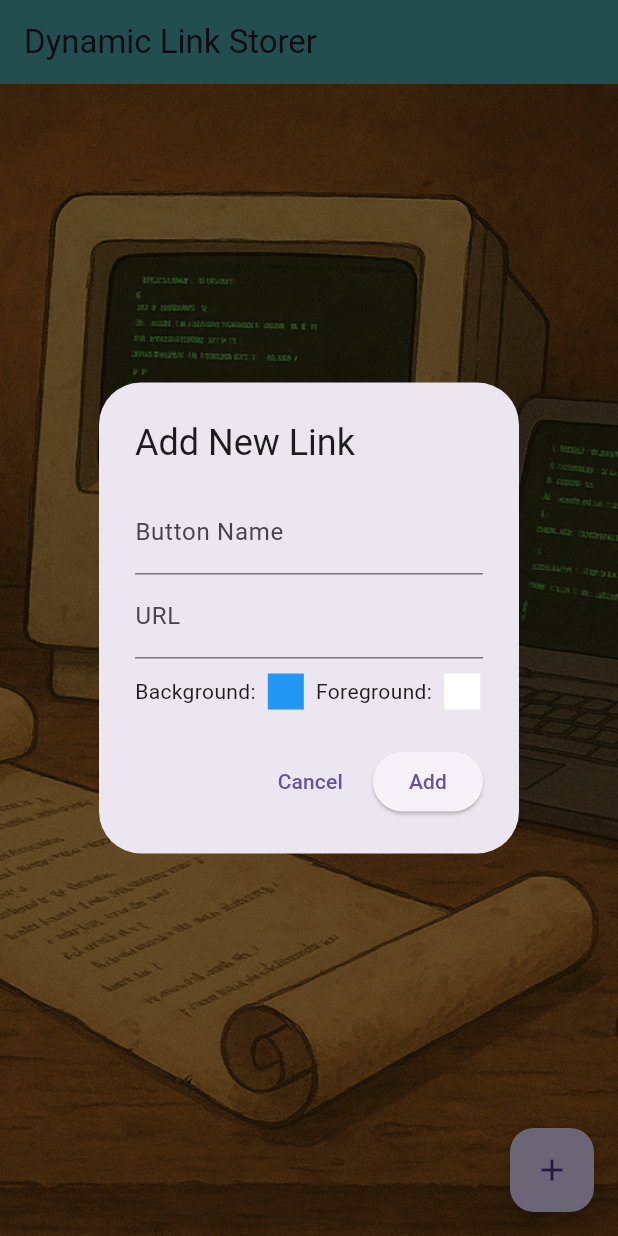
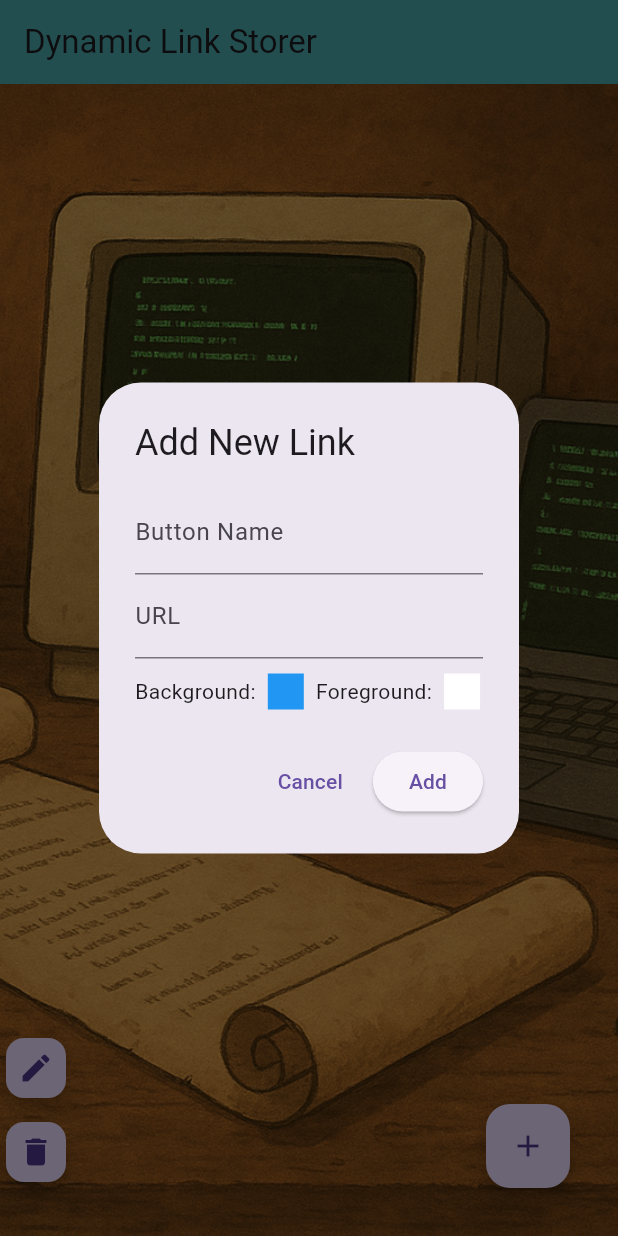
Before and after one commit to lenarduzziadam/DynamicLinkSaver, a Flutter app: the screen it shows after launch, after a tap on the "add" icon, on a phone screen of 412 x 824 dp. Run offline on Flutter 3.47's test engine with Material 3 defaults, Android fonts, the phone set to English and light mode, and no system bars; our stand-ins replace flutter_colorpicker, shared_preferences.

Commit message:
Added edit and delete button

```diff
--- a/lib/main.dart
+++ b/lib/main.dart
@@ -61,6 +61,42 @@ class MyHomePage extends StatefulWidget {
 
 
 class _MyHomePageState extends State<MyHomePage> {
+  // Mode: null = normal, 'edit' = editing, 'delete' = deleting
+  String? _actionMode;
+
+  void _startActionMode(String mode) {
+    setState(() {
+      _actionMode = mode;
+    });
+  }
+
+  void _exitActionMode() {
+    setState(() {
+      _actionMode = null;
+    });
+  }
+
+  void _deleteLink(int index) {
+    setState(() {
+      _links.removeAt(index);
+    });
+    _saveLinks();
+    _exitActionMode();
+  }
+
+  void _editLink(int index) {
+    final entry = _links[index];
+    _showAddLinkDialog(
+      initial: entry,
+      onSave: (updated) {
+        setState(() {
+          _links[index] = updated;
+        });
+        _saveLinks();
+        _exitActionMode();
+      },
+    );
+  }
   List<LinkEntry> _links = [];
 
   @override
@@ -90,11 +126,11 @@ class _MyHomePageState extends State<MyHomePage> {
     _saveLinks();
   }
 
-  void _showAddLinkDialog() {
-    final nameController = TextEditingController();
-    final urlController = TextEditingController();
-    Color backgroundColor = Colors.blue;
-    Color foregroundColor = Colors.white;
+  void _showAddLinkDialog({LinkEntry? initial, void Function(LinkEntry)? onSave}) {
+    final nameController = TextEditingController(text: initial?.name ?? '');
+    final urlController = TextEditingController(text: initial?.url ?? '');
+    Color backgroundColor = initial?.backgroundColor ?? Colors.blue;
+    Color foregroundColor = initial?.foregroundColor ?? Colors.white;
 
     showDialog(
       context: context,
@@ -102,7 +138,7 @@ class _MyHomePageState extends State<MyHomePage> {
         return StatefulBuilder(
           builder: (context, setState) {
             return AlertDialog(
-              title: const Text('Add New Link'),
+              title: Text(initial == null ? 'Add New Link' : 'Edit Link'),
               content: SingleChildScrollView(
                 child: Column(
                   mainAxisSize: MainAxisSize.min,
@@ -172,16 +208,21 @@ class _MyHomePageState extends State<MyHomePage> {
                 ElevatedButton(
                   onPressed: () {
                     if (nameController.text.isNotEmpty && urlController.text.isNotEmpty) {
-                      _addLink(LinkEntry(
+                      final newEntry = LinkEntry(
                         name: nameController.text,
                         url: urlController.text,
                         backgroundColor: backgroundColor,
                         foregroundColor: foregroundColor,
-                      ));
+                      );
+                      if (onSave != null) {
+                        onSave(newEntry);
+                      } else {
+                        _addLink(newEntry);
+                      }
                       Navigator.of(context).pop();
                     }
                   },
-                  child: const Text('Add'),
+                  child: Text(initial == null ? 'Add' : 'Save'),
                 ),
               ],
             );
@@ -221,22 +262,47 @@ class _MyHomePageState extends State<MyHomePage> {
               child: Column(
                 mainAxisAlignment: MainAxisAlignment.center,
                 children: [
-                  ..._links.map((entry) => Padding(
+                  ..._links.asMap().entries.map((entry) {
+                    final idx = entry.key;
+                    final link = entry.value;
+                    return Padding(
                       padding: const EdgeInsets.symmetric(vertical: 8.0),
                       child: ElevatedButton(
-                          onPressed: () => _launchURL(entry.url),
+                        onPressed: () {
+                          if (_actionMode == 'delete') {
+                            _deleteLink(idx);
+                          } else if (_actionMode == 'edit') {
+                            _editLink(idx);
+                          } else {
+                            _launchURL(link.url);
+                          }
+                        },
                         style: ElevatedButton.styleFrom(
-                            backgroundColor: entry.backgroundColor,
-                            foregroundColor: entry.foregroundColor,
+                          backgroundColor: link.backgroundColor,
+                          foregroundColor: link.foregroundColor,
                           elevation: 5,
+                          side: _actionMode != null
+                              ? const BorderSide(color: Colors.red, width: 2)
+                              : null,
                         ),
-                          child: Text(entry.name),
+                        child: Text(link.name),
                       ),
-                      )),
+                    );
+                  }),
                   if (_links.isEmpty)
                     const Padding(
                       padding: EdgeInsets.all(16.0),
                       child: Text('No links yet. Tap + to add one!'),
+                    ),
+                  if (_actionMode != null)
+                    Padding(
+                      padding: const EdgeInsets.all(8.0),
+                      child: Text(
+                        _actionMode == 'edit'
+                            ? 'Tap a link to edit it'
+                            : 'Tap a link to delete it',
+                        style: const TextStyle(color: Colors.red, fontWeight: FontWeight.bold),
+                      ),
                     ),
                 ],
               ),
@@ -244,9 +310,59 @@ class _MyHomePageState extends State<MyHomePage> {
           ),
         ],
       ),
-      floatingActionButton: FloatingActionButton(
-        onPressed: _showAddLinkDialog,
+      floatingActionButton: Stack(
+        children: [
+          // Add button (bottom right)
+          Align(
+            alignment: Alignment.bottomRight,
+            child: Padding(
+              padding: const EdgeInsets.only(bottom: 16.0, right: 16.0),
+              child: FloatingActionButton(
+                onPressed: () => _showAddLinkDialog(),
                 child: const Icon(Icons.add),
+              ),
+            ),
+          ),
+          // Edit/Delete menu (bottom left)
+          Align(
+            alignment: Alignment.bottomLeft,
+            child: Padding(
+              padding: const EdgeInsets.only(bottom: 16.0, left: 16.0),
+              child: Column(
+                mainAxisSize: MainAxisSize.min,
+                children: [
+                  FloatingActionButton(
+                    heroTag: 'edit',
+                    mini: true,
+                    backgroundColor: _actionMode == 'edit' ? Colors.orange : null,
+                    onPressed: () {
+                      if (_actionMode == 'edit') {
+                        _exitActionMode();
+                      } else {
+                        _startActionMode('edit');
+                      }
+                    },
+                    child: const Icon(Icons.edit),
+                  ),
+                  const SizedBox(height: 8),
+                  FloatingActionButton(
+                    heroTag: 'delete',
+                    mini: true,
+                    backgroundColor: _actionMode == 'delete' ? Colors.red : null,
+                    onPressed: () {
+                      if (_actionMode == 'delete') {
+                        _exitActionMode();
+                      } else {
+                        _startActionMode('delete');
+                      }
+                    },
+                    child: const Icon(Icons.delete),
+                  ),
+                ],
+              ),
+            ),
+          ),
+        ],
       ),
     );
   }
```
Lines whose indentation alone changed are shown as unchanged.
